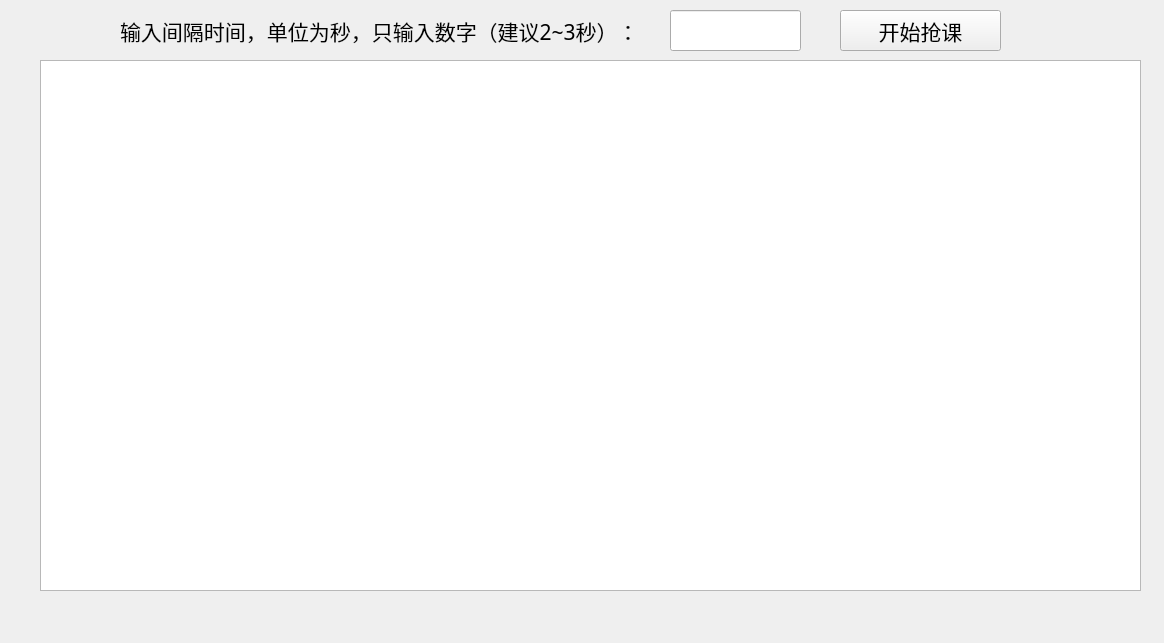
Qt form ui/start.ui (IcyFeather233/SCU-URP-Helper) before a commit.
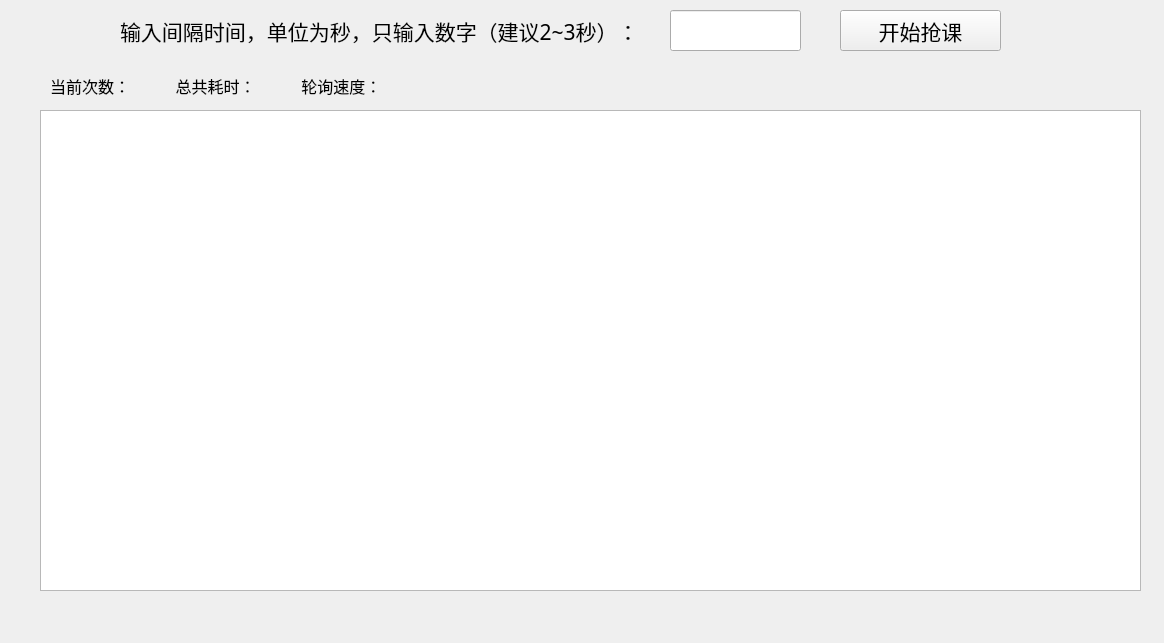
The same form after that commit.

Diff of the .ui file:
```diff
--- a/ui/start.ui
+++ b/ui/start.ui
@@ -17,9 +17,9 @@
    <property name="geometry">
     <rect>
      <x>40</x>
-     <y>60</y>
+     <y>110</y>
      <width>1101</width>
-     <height>531</height>
+     <height>481</height>
     </rect>
    </property>
   </widget>
@@ -77,6 +77,25 @@
     </font>
    </property>
   </widget>
+  <widget class="QLabel" name="running_info">
+   <property name="geometry">
+    <rect>
+     <x>50</x>
+     <y>70</y>
+     <width>1081</width>
+     <height>31</height>
+    </rect>
+   </property>
+   <property name="font">
+    <font>
+     <family>宋体</family>
+     <pointsize>12</pointsize>
+    </font>
+   </property>
+   <property name="text">
+    <string>当前次数：           总共耗时：           轮询速度：  </string>
+   </property>
+  </widget>
  </widget>
  <resources/>
  <connections/>
```
